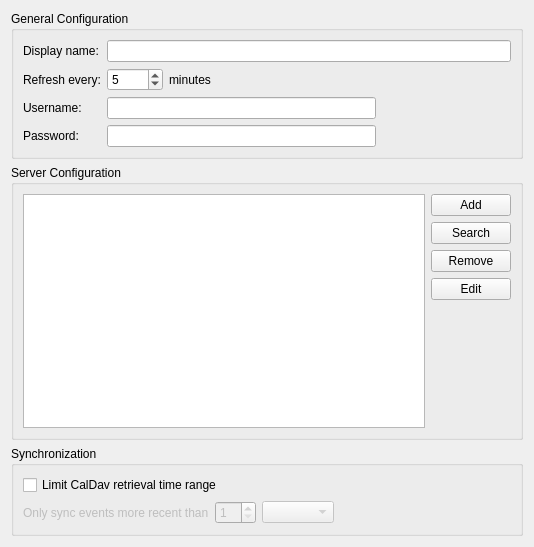
This is resources/dav/resource/configdialog.ui in KDE/kdepim-runtime as Qt 5 draws it before an edit. The edited form follows.
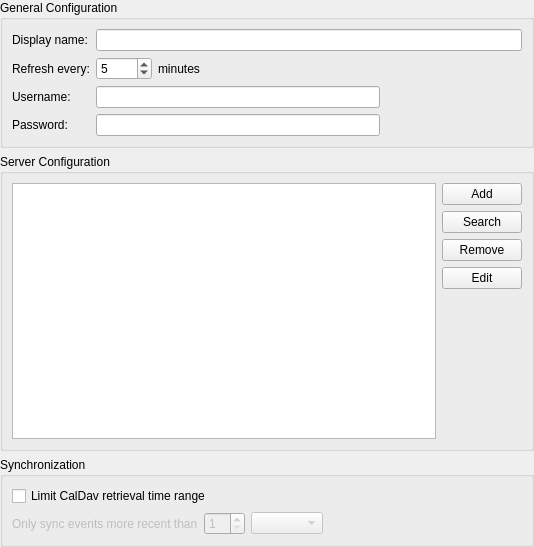
This is the edited form. Custom widgets are drawn as their Qt base class.

Commit message: Remove duplicate margin

```diff
--- a/resources/dav/resource/configdialog.ui
+++ b/resources/dav/resource/configdialog.ui
@@ -14,6 +14,18 @@
    <locale language="English" country="UnitedStates"/>
   </property>
   <layout class="QVBoxLayout" name="verticalLayout_4">
+   <property name="leftMargin">
+    <number>0</number>
+   </property>
+   <property name="topMargin">
+    <number>0</number>
+   </property>
+   <property name="rightMargin">
+    <number>0</number>
+   </property>
+   <property name="bottomMargin">
+    <number>0</number>
+   </property>
    <item>
     <widget class="QGroupBox" name="groupBox_3">
      <property name="title">
```
The commit also changes 2 other files.
